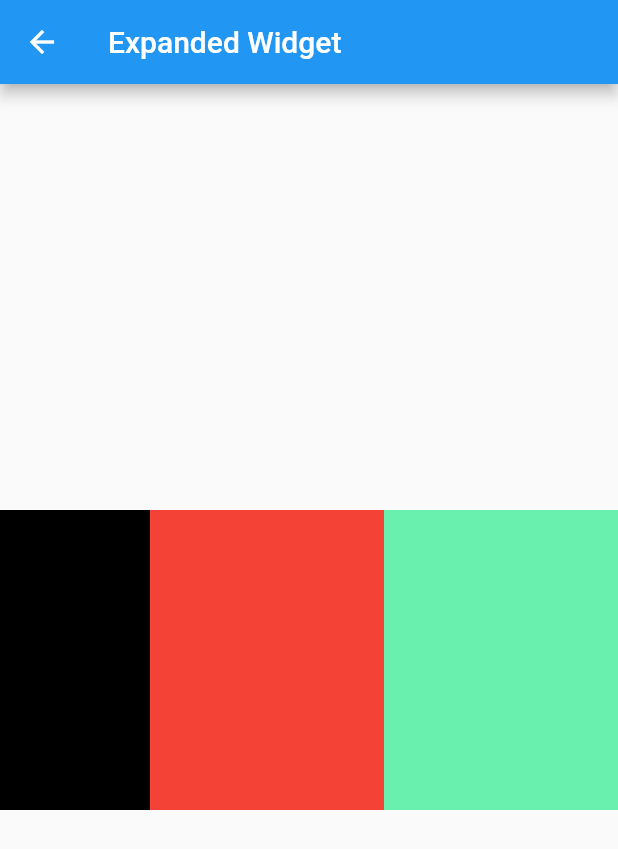
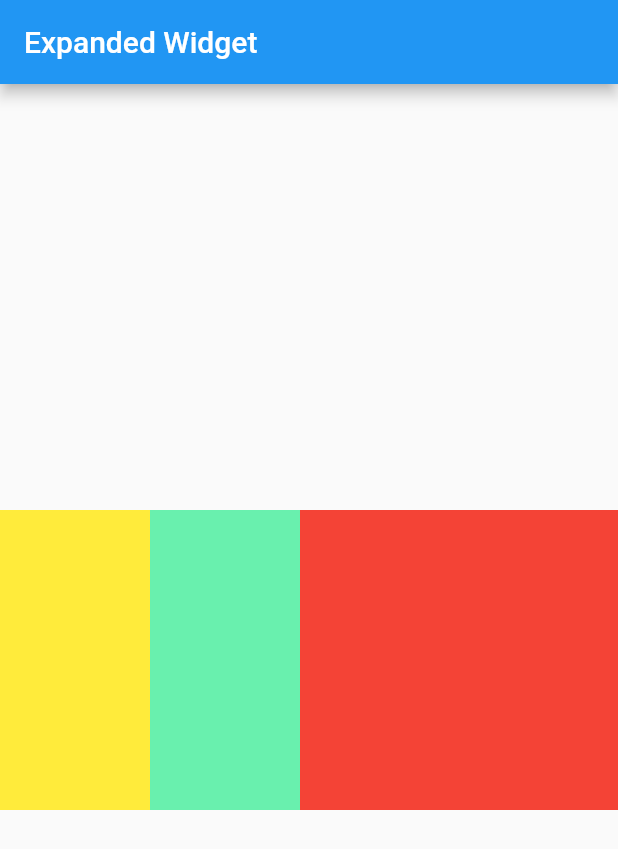
Before and after one commit to panchaniurvisha/my_new_app, a Flutter app: the ExpandedWidget screen opened directly, on a phone screen of 412 x 824 dp. Shown: the top 849 px of the screen. Run offline on Flutter 3.47's test engine with Material 2 defaults, Android fonts, the phone set to English and light mode, and no system bars; our stand-ins replace fluttertoast, image_picker, shared_preferences, video_player; missing offline and left inert: cropperx; accounts and stored records are empty.

Commit message:
"8/2/2023"

```diff
--- a/lib/expanded_widget.dart
+++ b/lib/expanded_widget.dart
@@ -18,7 +18,12 @@ class _ExpandedWidgetState extends State<ExpandedWidget> {
         child: Row(
           children: [
             Container(
-              color: Colors.black,
+              color: Colors.yellow,
+              height: 200,
+              width: 100,
+            ),
+            Container(
+              color: Colors.greenAccent,
               height: 200,
               width: 100,
             ),
@@ -29,14 +34,6 @@ class _ExpandedWidgetState extends State<ExpandedWidget> {
                 height: 200,
               ),
             ),
-            Expanded(
-              //flex: 50,
-              child: Container(
-                color: Colors.greenAccent,
-                height: 200,
-                //margin: const EdgeInsets.all(12),
-              ),
-            )
           ],
         ),
       ),
--- a/lib/main.dart
+++ b/lib/main.dart
@@ -1,6 +1,6 @@
 import 'package:flutter/material.dart';
 
-import 'local_storage.dart';
+import 'expanded_widget.dart';
 
 void main() {
   // WidgetsFlutterBinding.ensureInitialized();
@@ -20,6 +20,6 @@ class MyApp extends StatelessWidget {
             //fontFamily: ''Dancing Script',
             primarySwatch: Colors.blue),
         debugShowCheckedModeBanner: false,
-        home: const LocalStorage());
+        home: const ExpandedWidget());
   }
 }
```
